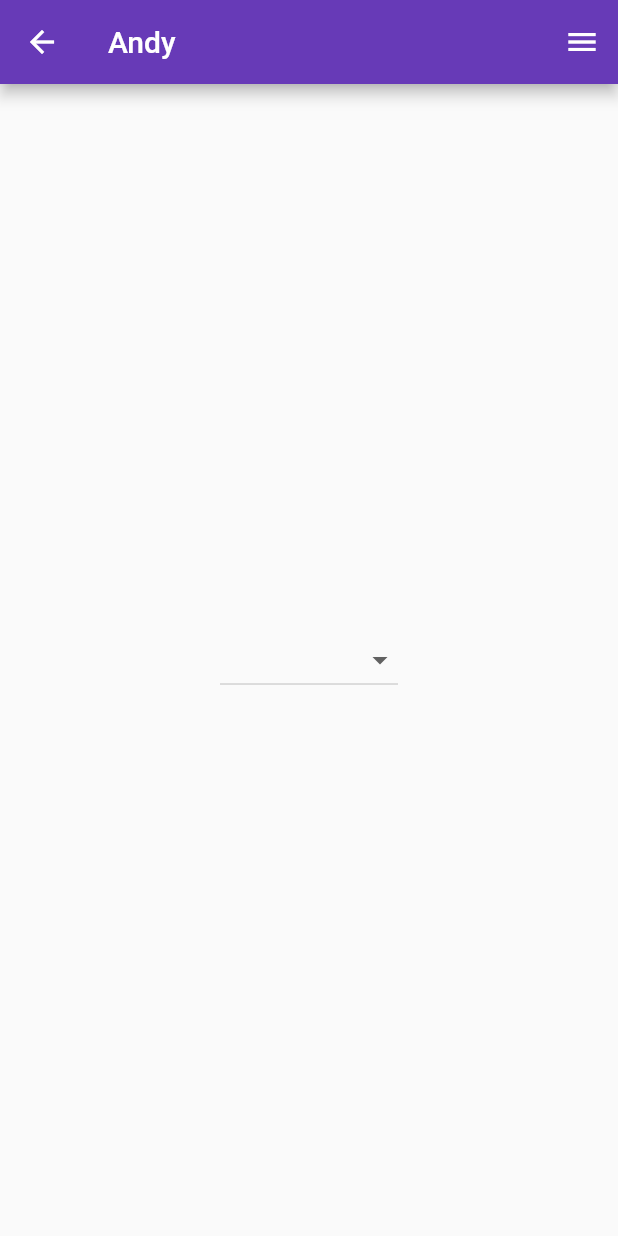
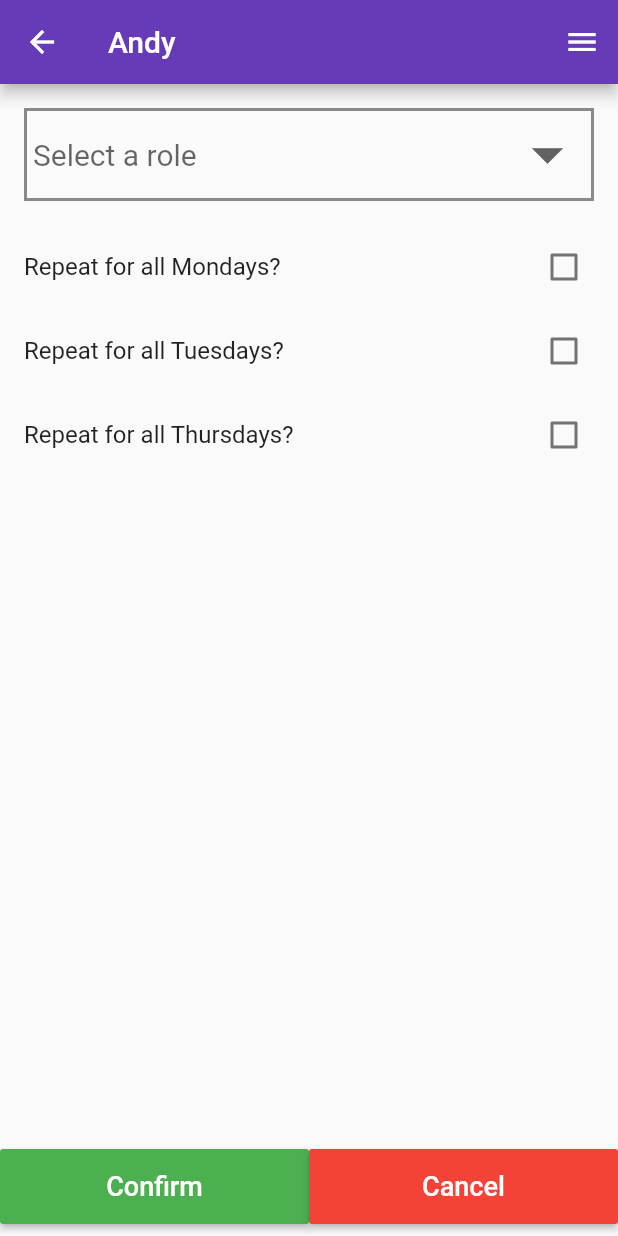
Before and after one commit to Andrew-Delaney/Volunteering-Rota-App, a Flutter app: the screen it shows after launch, after a tap on "Select volunteer role", on a phone screen of 412 x 824 dp. Run offline on Flutter 3.47's test engine with Material 2 defaults, Android fonts, the phone set to English and light mode, and no system bars.

Commit message:
add more styling to the volunteering form

```diff
--- a/lib/pages/volunteer_form.dart
+++ b/lib/pages/volunteer_form.dart
@@ -1,4 +1,5 @@
 import 'package:flutter/material.dart';
+import 'package:hh_rota/utils/styles.dart';
 import 'package:hh_rota/widgets/app_bar.dart';
 
 class VolunteerForm extends StatefulWidget {
@@ -12,15 +13,17 @@ class VolunteerForm extends StatefulWidget {
 
 class _VolunteerFormState extends State<VolunteerForm> {
   String volunteerRole;
+  bool repeatEventForAllMondays = false;
+  bool repeatEventForAllTuesdays = false;
+  bool repeatEventForAllThursdays = false;
 
   _VolunteerFormState(String username);
 
   @override
   Widget build(BuildContext context) {
-
     List<String> volunteerRoles = [
       'Kitchen',
-      'Sandwhiches',
+      'Sandwiches',
       'Soup',
       'Tea & Coffee'
     ];
@@ -32,7 +35,17 @@ class _VolunteerFormState extends State<VolunteerForm> {
         child: Column(
           mainAxisAlignment: MainAxisAlignment.center,
           children: <Widget>[
-            DropdownButton<String>(
+            Row(
+              children: <Widget>[
+                Expanded(
+                    child: Container(
+                        margin: EdgeInsets.all(16.0),
+                        padding: EdgeInsets.all(4.0),
+                        decoration: BoxDecoration(
+                            border:
+                                Border.all(color: Colors.black45, width: 2.0)),
+                        child: DropdownButtonHideUnderline(
+                          child: DropdownButton<String>(
                             value: volunteerRole,
                             onChanged: (String newRole) {
                               setState(() {
@@ -43,14 +56,98 @@ class _VolunteerFormState extends State<VolunteerForm> {
                                 .map<DropdownMenuItem<String>>((String value) {
                               return DropdownMenuItem<String>(
                                 value: value,
-                  child: Text(value),
+                                child: Text(
+                                  value,
+                                  style: TextStyle(
+                                      fontSize: Styles.fontSizeLargest),
+                                ),
                               );
                             }).toList(),
-            )
+                            iconSize: Styles.iconSizeLarge,
+                            hint: Text(
+                              'Select a role',
+                              style:
+                                  TextStyle(fontSize: Styles.fontSizeLargest),
+                            ),
+                          ),
+                        )))
+              ],
+            ),
+            Expanded(
+              child: Column(
+                children: <Widget>[
+                  CheckboxListTile(
+                      title: Text('Repeat for all Mondays?'),
+                      value: repeatEventForAllMondays,
+                      onChanged: (bool val) {
+                        setState(() {
+                          repeatEventForAllMondays = val;
+                        });
+                      }),
+                  CheckboxListTile(
+                      title: Text('Repeat for all Tuesdays?'),
+                      value: repeatEventForAllTuesdays,
+                      onChanged: (bool val) {
+                        setState(() {
+                          repeatEventForAllTuesdays = val;
+                        });
+                      }),
+                  CheckboxListTile(
+                      title: Text('Repeat for all Thursdays?'),
+                      value: repeatEventForAllThursdays,
+                      onChanged: (bool val) {
+                        setState(() {
+                          repeatEventForAllThursdays = val;
+                        });
+                      }),
                 ],
               ),
             ),
-
+            Container(
+              child: Row(
+                children: <Widget>[
+                  Expanded(
+                      child: Container(
+                    margin: EdgeInsets.symmetric(vertical: 8.0),
+                    child: ButtonTheme(
+                      height: 50.0,
+                      child: RaisedButton(
+                        onPressed: () {
+                          print('Confirm role');
+                        },
+                        child: Text(
+                          'Confirm',
+                          style: TextStyle(fontSize: Styles.fontSizeLarger),
+                        ),
+                        color: Colors.green,
+                        textColor: Colors.white,
+                      ),
+                    ),
+                  )),
+                  Expanded(
+                    child: Container(
+                        margin: EdgeInsets.symmetric(vertical: 8.0),
+                        child: ButtonTheme(
+                          height: 50.0,
+                          child: RaisedButton(
+                            onPressed: () {
+                              print('Cancel sign-up');
+                            },
+                            child: Text(
+                              'Cancel',
+                              style: TextStyle(fontSize: Styles.fontSizeLarger),
+                            ),
+                            color: Colors.red,
+                            textColor: Colors.white,
+                          ),
+                        )),
+                  ),
+                ],
+              ),
+            ),
+          ],
+        ),
+      ),
     );
   }
 }
--- a/lib/widgets/month_picker.dart
+++ b/lib/widgets/month_picker.dart
@@ -17,11 +17,11 @@ class _MonthDisplayState extends State<MonthDisplay> {
   @override
   Widget build(BuildContext context) {
     return Container(
-      padding: new EdgeInsets.symmetric(
+      padding: EdgeInsets.symmetric(
         vertical: 8.0
       ),
-      decoration: new BoxDecoration(
-          border: new Border(
+      decoration: BoxDecoration(
+          border: Border(
             bottom: BorderSide(
                 width: 2.0,
                 color: Theme.of(context).dividerColor
```
Lines whose indentation alone changed are shown as unchanged.
